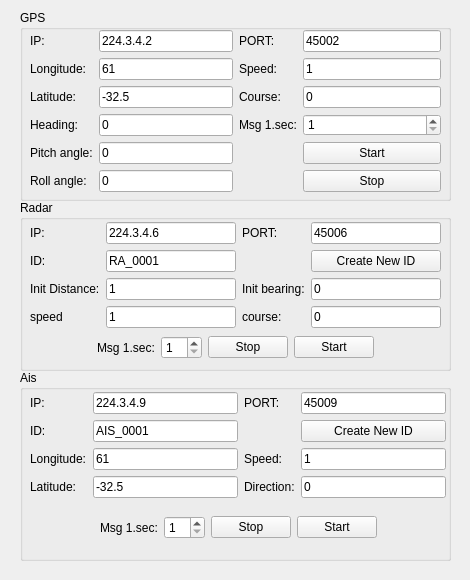
Old version of the form src/mainWin.ui in the repository zhoutk/udpTools.
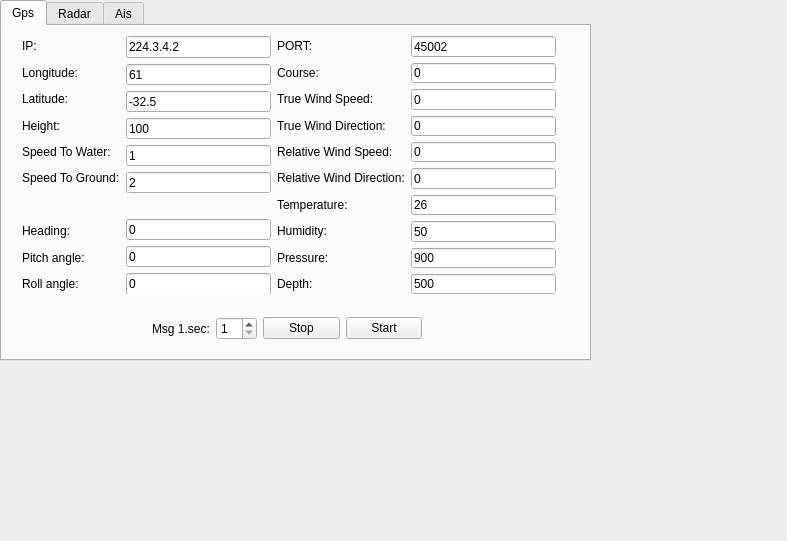
New version of the form.

Commit message: gps is ok.

```diff
--- a/src/mainWin.ui
+++ b/src/mainWin.ui
@@ -6,48 +6,38 @@
    <rect>
     <x>0</x>
     <y>0</y>
-    <width>470</width>
-    <height>580</height>
+    <width>787</width>
+    <height>541</height>
    </rect>
   </property>
-  <property name="minimumSize">
-   <size>
-    <width>470</width>
-    <height>580</height>
-   </size>
-  </property>
-  <property name="maximumSize">
-   <size>
-    <width>470</width>
-    <height>580</height>
-   </size>
-  </property>
   <property name="windowTitle">
    <string>UdpToos</string>
   </property>
-  <widget class="QGroupBox" name="groupBox">
+  <widget class="QTabWidget" name="tabWidget">
+   <property name="geometry">
+    <rect>
+     <x>0</x>
+     <y>0</y>
+     <width>591</width>
+     <height>361</height>
+    </rect>
+   </property>
+   <property name="currentIndex">
+    <number>0</number>
+   </property>
+   <widget class="QWidget" name="tabGps">
+    <attribute name="title">
+     <string>Gps</string>
+    </attribute>
+    <widget class="QWidget" name="">
    <property name="geometry">
     <rect>
      <x>20</x>
      <y>10</y>
-     <width>431</width>
-     <height>191</height>
-    </rect>
-   </property>
-   <property name="title">
-    <string>GPS</string>
-   </property>
-   <widget class="QWidget" name="layoutWidget">
-    <property name="geometry">
-     <rect>
-      <x>10</x>
-      <y>20</y>
-      <width>411</width>
-      <height>162</height>
-     </rect>
-    </property>
-    <layout class="QHBoxLayout" name="horizontalLayout_7">
-     <item>
+       <width>534</width>
+       <height>258</height>
+      </rect>
+     </property>
       <layout class="QHBoxLayout" name="horizontalLayout">
        <item>
         <layout class="QVBoxLayout" name="verticalLayout">
@@ -72,6 +62,34 @@
            </property>
           </widget>
          </item>
+        <item>
+         <widget class="QLabel" name="label_13">
+          <property name="text">
+           <string>Height:</string>
+          </property>
+         </widget>
+        </item>
+        <item>
+         <widget class="QLabel" name="label_31">
+          <property name="text">
+           <string>Speed To Water:</string>
+          </property>
+         </widget>
+        </item>
+        <item>
+         <widget class="QLabel" name="label_5">
+          <property name="text">
+           <string>Speed To Ground:</string>
+          </property>
+         </widget>
+        </item>
+        <item>
+         <widget class="QLabel" name="label_28">
+          <property name="text">
+           <string/>
+          </property>
+         </widget>
+        </item>
          <item>
           <widget class="QLabel" name="label_9">
            <property name="text">
@@ -118,6 +136,34 @@
            </property>
           </widget>
          </item>
+        <item>
+         <widget class="QLineEdit" name="height">
+          <property name="text">
+           <string>100</string>
+          </property>
+         </widget>
+        </item>
+        <item>
+         <widget class="QLineEdit" name="speedToWater">
+          <property name="text">
+           <string>1</string>
+          </property>
+         </widget>
+        </item>
+        <item>
+         <widget class="QLineEdit" name="speedToGround">
+          <property name="text">
+           <string>2</string>
+          </property>
+         </widget>
+        </item>
+        <item>
+         <widget class="QLabel" name="label_27">
+          <property name="text">
+           <string/>
+          </property>
+         </widget>
+        </item>
          <item>
           <widget class="QLineEdit" name="heading">
            <property name="text">
@@ -141,10 +187,6 @@
          </item>
         </layout>
        </item>
-      </layout>
-     </item>
-     <item>
-      <layout class="QHBoxLayout" name="horizontalLayout_2">
        <item>
         <layout class="QVBoxLayout" name="verticalLayout_3">
          <item>
@@ -154,13 +196,6 @@
            </property>
           </widget>
          </item>
-         <item>
-          <widget class="QLabel" name="label_5">
-           <property name="text">
-            <string>Speed:</string>
-           </property>
-          </widget>
-         </item>
          <item>
           <widget class="QLabel" name="label_6">
            <property name="text">
@@ -169,23 +204,58 @@
           </widget>
          </item>
          <item>
-          <widget class="QLabel" name="label_7">
+         <widget class="QLabel" name="label_33">
            <property name="text">
-            <string>Msg 1.sec:</string>
+           <string>True Wind Speed:</string>
            </property>
           </widget>
          </item>
          <item>
-          <widget class="QLabel" name="label_27">
+         <widget class="QLabel" name="label_32">
            <property name="text">
-            <string/>
+           <string>True Wind Direction:</string>
            </property>
           </widget>
          </item>
          <item>
-          <widget class="QLabel" name="label_28">
+         <widget class="QLabel" name="label_34">
            <property name="text">
-            <string/>
+           <string>Relative Wind Speed:</string>
+          </property>
+         </widget>
+        </item>
+        <item>
+         <widget class="QLabel" name="label_35">
+          <property name="text">
+           <string>Relative Wind Direction:</string>
+          </property>
+         </widget>
+        </item>
+        <item>
+         <widget class="QLabel" name="label_37">
+          <property name="text">
+           <string>Temperature:</string>
+          </property>
+         </widget>
+        </item>
+        <item>
+         <widget class="QLabel" name="label_36">
+          <property name="text">
+           <string>Humidity:</string>
+          </property>
+         </widget>
+        </item>
+        <item>
+         <widget class="QLabel" name="label_38">
+          <property name="text">
+           <string>Pressure:</string>
+          </property>
+         </widget>
+        </item>
+        <item>
+         <widget class="QLabel" name="label_39">
+          <property name="text">
+           <string>Depth:</string>
            </property>
           </widget>
          </item>
@@ -200,13 +270,6 @@
            </property>
           </widget>
          </item>
-         <item>
-          <widget class="QLineEdit" name="speed">
-           <property name="text">
-            <string>1</string>
-           </property>
-          </widget>
-         </item>
          <item>
           <widget class="QLineEdit" name="direction">
            <property name="text">
@@ -215,6 +278,83 @@
           </widget>
          </item>
          <item>
+         <widget class="QLineEdit" name="trueWindSpeed">
+          <property name="text">
+           <string>0</string>
+          </property>
+         </widget>
+        </item>
+        <item>
+         <widget class="QLineEdit" name="trueWindDirection">
+          <property name="text">
+           <string>0</string>
+          </property>
+         </widget>
+        </item>
+        <item>
+         <widget class="QLineEdit" name="relativeWindSpeed">
+          <property name="text">
+           <string>0</string>
+          </property>
+         </widget>
+        </item>
+        <item>
+         <widget class="QLineEdit" name="relativeWindDirection">
+          <property name="text">
+           <string>0</string>
+          </property>
+         </widget>
+        </item>
+        <item>
+         <widget class="QLineEdit" name="temperature">
+          <property name="text">
+           <string>26</string>
+          </property>
+         </widget>
+        </item>
+        <item>
+         <widget class="QLineEdit" name="humidity">
+          <property name="text">
+           <string>50</string>
+          </property>
+         </widget>
+        </item>
+        <item>
+         <widget class="QLineEdit" name="pressure">
+          <property name="text">
+           <string>900</string>
+          </property>
+         </widget>
+        </item>
+        <item>
+         <widget class="QLineEdit" name="depth">
+          <property name="text">
+           <string>500</string>
+          </property>
+         </widget>
+        </item>
+       </layout>
+      </item>
+     </layout>
+    </widget>
+    <widget class="QWidget" name="">
+     <property name="geometry">
+      <rect>
+       <x>150</x>
+       <y>290</y>
+       <width>270</width>
+       <height>25</height>
+      </rect>
+     </property>
+     <layout class="QHBoxLayout" name="horizontalLayout_2">
+      <item>
+       <widget class="QLabel" name="label_7">
+        <property name="text">
+         <string>Msg 1.sec:</string>
+        </property>
+       </widget>
+      </item>
+      <item>
           <widget class="QSpinBox" name="spinBox">
            <property name="minimum">
             <number>1</number>
@@ -224,13 +364,6 @@
            </property>
           </widget>
          </item>
-         <item>
-          <widget class="QPushButton" name="btnStart">
-           <property name="text">
-            <string>Start</string>
-           </property>
-          </widget>
-         </item>
          <item>
           <widget class="QPushButton" name="btnStop">
            <property name="text">
@@ -238,31 +371,26 @@
            </property>
           </widget>
          </item>
-        </layout>
-       </item>
-      </layout>
-     </item>
-    </layout>
-   </widget>
-  </widget>
-  <widget class="QGroupBox" name="groupBox_2">
-   <property name="geometry">
-    <rect>
-     <x>20</x>
-     <y>200</y>
-     <width>431</width>
-     <height>171</height>
-    </rect>
-   </property>
-   <property name="title">
+      <item>
+       <widget class="QPushButton" name="btnStart">
+        <property name="text">
+         <string>Start</string>
+        </property>
+       </widget>
+      </item>
+     </layout>
+    </widget>
+   </widget>
+   <widget class="QWidget" name="tabRadar">
+    <attribute name="title">
     <string>Radar</string>
-   </property>
+    </attribute>
    <widget class="QWidget" name="layoutWidget">
     <property name="geometry">
      <rect>
-      <x>10</x>
-      <y>20</y>
-      <width>411</width>
+       <x>0</x>
+       <y>90</y>
+       <width>605</width>
       <height>141</height>
      </rect>
     </property>
@@ -463,23 +591,15 @@
     </layout>
    </widget>
   </widget>
-  <widget class="QGroupBox" name="groupBox_3">
-   <property name="geometry">
-    <rect>
-     <x>20</x>
-     <y>370</y>
-     <width>431</width>
-     <height>191</height>
-    </rect>
-   </property>
-   <property name="title">
+   <widget class="QWidget" name="tabAis">
+    <attribute name="title">
     <string>Ais</string>
-   </property>
+    </attribute>
    <widget class="QWidget" name="layoutWidget">
     <property name="geometry">
      <rect>
-      <x>10</x>
-      <y>10</y>
+       <x>70</x>
+       <y>110</y>
       <width>416</width>
       <height>171</height>
      </rect>
@@ -682,6 +802,7 @@
    </widget>
   </widget>
  </widget>
+ </widget>
  <tabstops>
   <tabstop>ipAddress</tabstop>
   <tabstop>ipPort</tabstop>
```
Left out of the diff: 83 changed lines with no effect on the pictures. Lines whose indentation alone changed are shown as unchanged. The commit also changes 1 other file.
